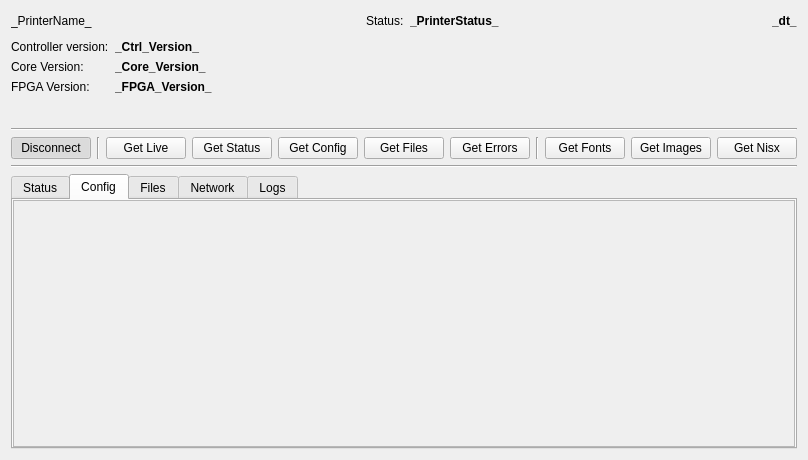
iserramacsa/mcomms, file ui/src/ui/printerview.ui: the form before one commit.
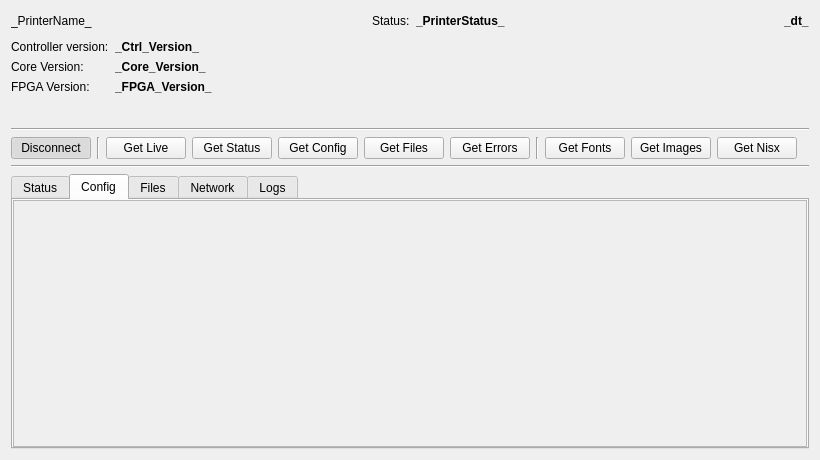
The form after the commit. The open tabs and pages were chosen to show the change.

What changed in the file:
```diff
--- a/ui/src/ui/printerview.ui
+++ b/ui/src/ui/printerview.ui
@@ -6,7 +6,7 @@
    <rect>
     <x>0</x>
     <y>0</y>
-    <width>788</width>
+    <width>820</width>
     <height>460</height>
    </rect>
   </property>
@@ -393,7 +393,7 @@
            <rect>
             <x>0</x>
             <y>0</y>
-            <width>764</width>
+            <width>796</width>
             <height>243</height>
            </rect>
           </property>
```
Left out of the diff: 6 changed lines with no effect on the pictures.
